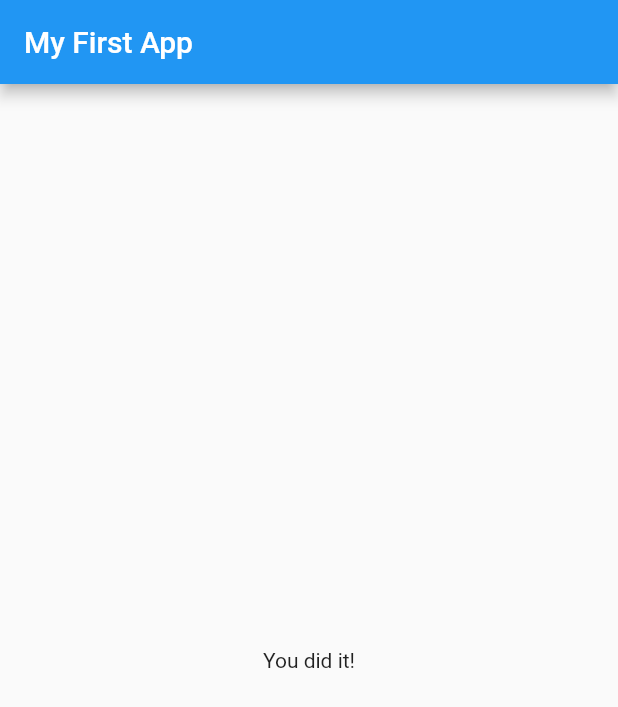
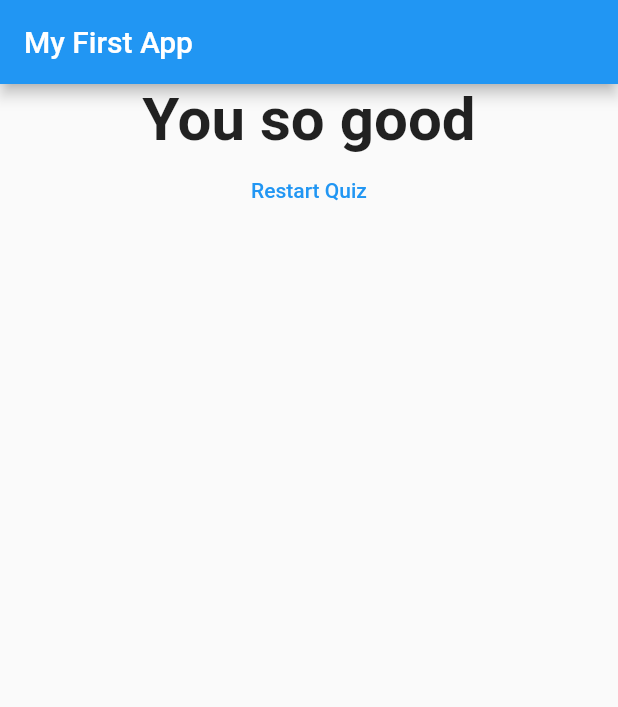
Before and after one commit to tunganh252/flutter_test_1, a Flutter app: the screen it shows after launch, after a tap on "Red", after a tap on "Dog", after a tap on "Chicken", on a phone screen of 412 x 824 dp. Shown: the top 707 px of the screen. Run offline on Flutter 3.47's test engine with Material 2 defaults, Android fonts, the phone set to English and light mode, and no system bars.

Commit message:
[Done] -- Quiz app

```diff
--- a/lib/main.dart
+++ b/lib/main.dart
@@ -19,25 +19,25 @@ class _MyAppState extends State<MyApp> {
     {
       'textQuestion': 'What\'s your favorite color ',
       'answers': [
-        {'text': 'Red', 'score': 11},
-        {'text': 'Green', 'score': 13},
-        {'text': 'Blue', 'score': 12},
-        {'text': 'Yellow', 'score': 14},
+        {'text': 'Red', 'score': 3},
+        {'text': 'Green', 'score': 10},
+        {'text': 'Blue', 'score': 15},
+        {'text': 'Yellow', 'score': 25},
       ]
     },
     {
       'textQuestion': 'What\'s your favorite animal',
       'answers': [
         {'text': 'Cat', 'score': 5},
-        {'text': 'Dog', 'score': 4},
-        {'text': 'Chicken', 'score': 8},
+        {'text': 'Dog', 'score': 14},
+        {'text': 'Chicken', 'score': 28},
       ]
     },
     {
       'textQuestion': 'What\'s your favorite food ',
       'answers': [
-        {'text': 'Sandwich', 'score': 23},
-        {'text': 'Hamburger', 'score': 32},
+        {'text': 'Sandwich', 'score': 7},
+        {'text': 'Hamburger', 'score': 16},
         {'text': 'Chicken', 'score': 27},
       ],
     },
@@ -52,6 +52,13 @@ class _MyAppState extends State<MyApp> {
       _indexQuestion = _indexQuestion + 1;
     });
     print(_totalScore);
+  }
+
+  void _resetScore() {
+    setState(() {
+      _indexQuestion = 0;
+      _totalScore = 0;
+    });
   }
 
   @override
@@ -73,6 +80,6 @@ class _MyAppState extends State<MyApp> {
                       })
                     ],
                   )
-                : Result()));
+                : Result(_totalScore, _resetScore)));
   }
 }
--- a/lib/result.dart
+++ b/lib/result.dart
@@ -1,10 +1,40 @@
 import 'package:flutter/material.dart';
 
 class Result extends StatelessWidget {
+  final int scoreResult;
+  final Function callbackFunc;
+
+  Result(this.scoreResult, this.callbackFunc);
+
+  String get resultPharse {
+    var resultText = 'You did it!';
+    if (scoreResult <= 25)
+      resultText = 'You are so bad!';
+    else if (scoreResult <= 50)
+      resultText = 'You so good';
+    else
+      resultText = 'You are so bad!';
+
+    return resultText;
+  }
+
   @override
   Widget build(BuildContext context) {
     return Center(
-      child: Text('You did it!'),
+      child: Column(
+        children: [
+          Text(
+            resultPharse,
+            style: TextStyle(fontWeight: FontWeight.bold, fontSize: 40),
+            textAlign: TextAlign.center,
+          ),
+          FlatButton(
+            child: Text('Restart Quiz'),
+            onPressed: callbackFunc,
+            textColor: Colors.blue,
+          )
+        ],
+      ),
     );
   }
 }
```
